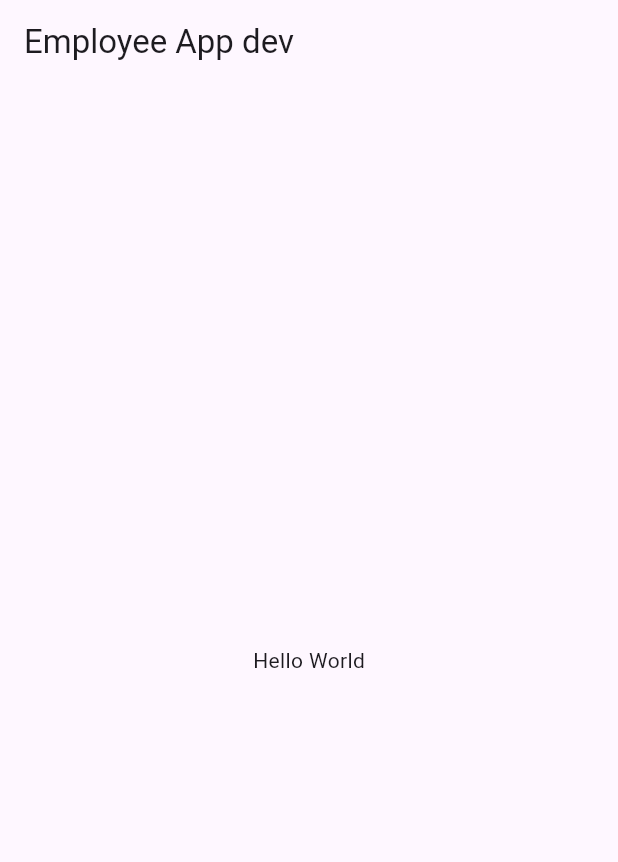
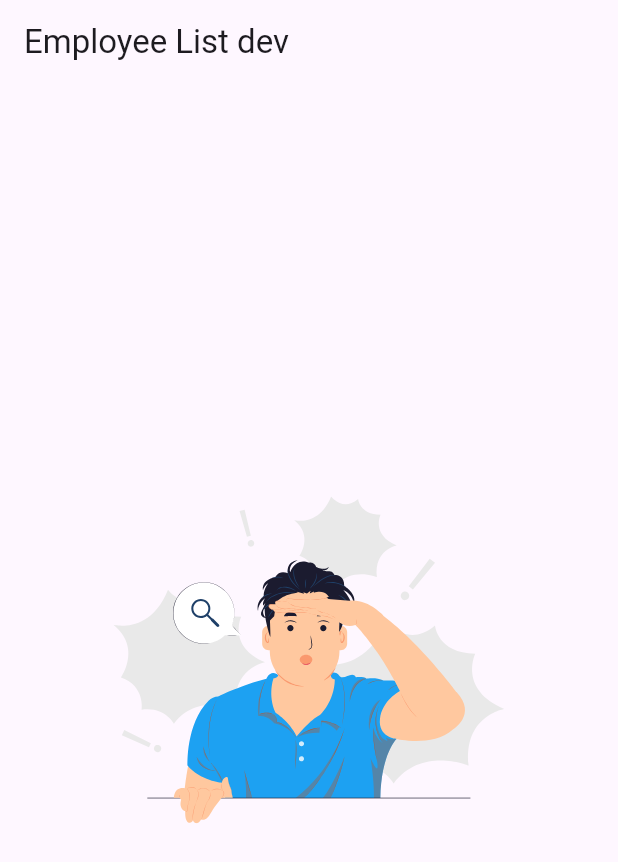
Before and after one commit to drona8/employee_app, a Flutter app: the screen it shows after launch, on a phone screen of 412 x 824 dp. Shown: the top 862 px of the screen. Run offline on Flutter 3.47's test engine with Material 3 defaults, Android fonts, the phone set to English and light mode, and no system bars; our stand-ins replace flutter_svg, get_it.

```diff
--- a/lib/app.dart
+++ b/lib/app.dart
@@ -1,5 +1,7 @@
 import 'dart:async';
+import 'package:employee_app/presentation/core/app_assets.dart';
 import 'package:flutter/material.dart';
+import 'package:flutter_svg/flutter_svg.dart';
 
 import 'config.dart';
 import 'locator.dart';
@@ -35,10 +37,16 @@ class App extends StatelessWidget {
     return MaterialApp(
       home: Scaffold(
         appBar: AppBar(
-          title: Text('Employee App $flavor'),
+          title: Text('Employee List $flavor'),
+          centerTitle: false,
         ),
-        body: const Center(
-          child: Text('Hello World'),
+        body: Center(
+          child: SvgPicture.asset(
+            AppAssets.noEmployeeIcon,
+            height: 218,
+            width: 261,
+            fit: BoxFit.contain,
+          ),
         ),
       ),
     );
--- /dev/null
+++ b/lib/presentation/core/app_assets.dart
@@ -0,0 +1,4 @@
+abstract class AppAssets {
+  static const String _basePath = 'assets/svg/';
+  static const String noEmployeeIcon = '${_basePath}no_employee_icon.svg';
+}
--- a/pubspec.yaml
+++ b/pubspec.yaml
@@ -31,6 +31,7 @@ dependencies:
   flutter:
     sdk: flutter
   get_it: ^7.6.7
+  flutter_svg: ^2.0.9
 
 
   # The following adds the Cupertino Icons font to your application.
@@ -60,9 +61,8 @@ flutter:
   uses-material-design: true
 
   # To add assets to your application, add an assets section, like this:
-  # assets:
-  #   - images/a_dot_burr.jpeg
-  #   - images/a_dot_ham.jpeg
+  assets:
+    - assets/svg/
 
   # An image asset can refer to one or more resolution-specific "variants", see
   # https://flutter.dev/assets-and-images/#resolution-aware
```
Also changed, not shown: assets/svg/no_employee_icon.svg (added), pubspec.lock.
